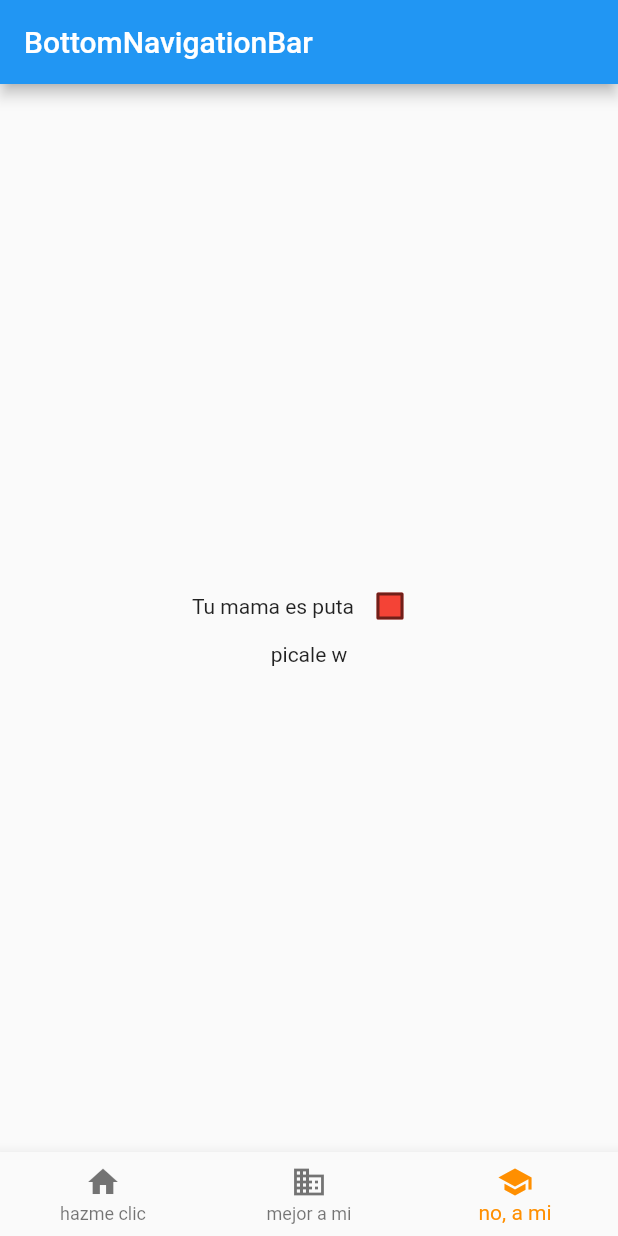
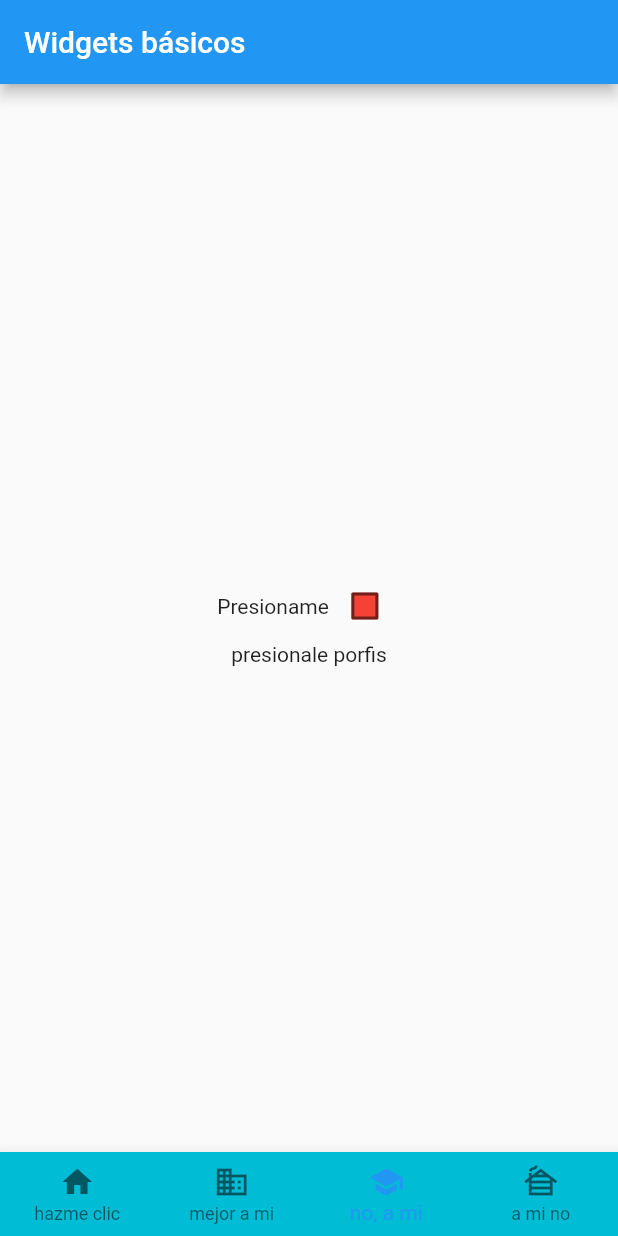
Before and after one commit to manimanitin/basic_widgets, a Flutter app: the screen it shows after launch, item 3 of the bottom bar chosen, on a phone screen of 412 x 824 dp. Run offline on Flutter 3.47's test engine with Material 2 defaults, Android fonts, the phone set to English and light mode, and no system bars.

```diff
--- a/lib/pages/bottom_navigation.dart
+++ b/lib/pages/bottom_navigation.dart
@@ -2,6 +2,7 @@ import 'package:flutter/material.dart';
 import 'alert_button.dart';
 import 'card_widget.dart';
 import 'checkbox_widget.dart';
+import 'date_widget.dart';
 
 class BottomNavigationBarExampleApp extends StatelessWidget {
   const BottomNavigationBarExampleApp({super.key});
@@ -25,12 +26,13 @@ class BottomNavigationBarExample extends StatefulWidget {
 class _BottomNavigationBarExampleState
     extends State<BottomNavigationBarExample> {
   int _selectedIndex = 0;
-  /*static const TextStyle optionStyle =
-      TextStyle(fontSize: 30, fontWeight: FontWeight.bold);*/
+  static const TextStyle optionStyle =
+      TextStyle(fontSize: 30, fontWeight: FontWeight.bold);
   static const List<Widget> _widgetOptions = <Widget>[
     AlertButton(),
     CardWidget(),
     CheckboxWidget(),
+    DatePickerWidget()
   ];
 
   void _onItemTapped(int index) {
@@ -43,7 +45,7 @@ class _BottomNavigationBarExampleState
   Widget build(BuildContext context) {
     return Scaffold(
       appBar: AppBar(
-        title: const Text('BottomNavigationBar'),
+        title: const Text('Widgets básicos'),
       ),
       body: Center(
         child: _widgetOptions.elementAt(_selectedIndex),
@@ -62,9 +64,14 @@ class _BottomNavigationBarExampleState
             icon: Icon(Icons.school),
             label: 'no, a mi',
           ),
+          BottomNavigationBarItem(
+            icon: Icon(Icons.cabin),
+            label: 'a mi no',
+          ),
         ],
         currentIndex: _selectedIndex,
-        selectedItemColor: Colors.amber[800],
+        type: BottomNavigationBarType.fixed,
+        backgroundColor: Colors.cyan,
         onTap: _onItemTapped,
       ),
     );
--- a/lib/pages/checkbox_widget.dart
+++ b/lib/pages/checkbox_widget.dart
@@ -32,7 +32,7 @@ class _CheckboxWidgetState extends State<CheckboxWidget> {
           Row(
             mainAxisAlignment: MainAxisAlignment.center,
             children: [
-              const Text('Tu mama es puta'),
+              const Text('Presioname'),
               Checkbox(
                 checkColor: Colors.white,
                 fillColor: MaterialStateProperty.resolveWith(getColor),
@@ -45,7 +45,7 @@ class _CheckboxWidgetState extends State<CheckboxWidget> {
               ),
             ],
           ),
-          (isChecked ? const Text('jaja q marica') : const Text('picale w')),
+          (isChecked ? const Text('Gracias') : const Text('presionale porfis')),
         ],
       ),
     );
```
Also changed, not shown: lib/pages/date_widget.dart (added, +96 -0 lines).
